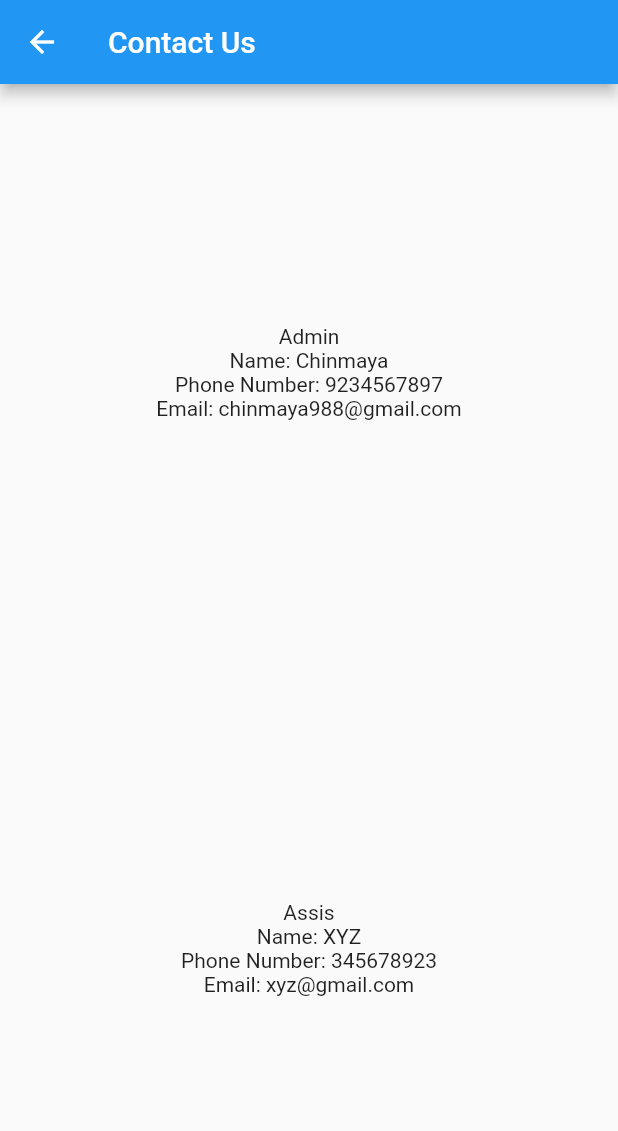
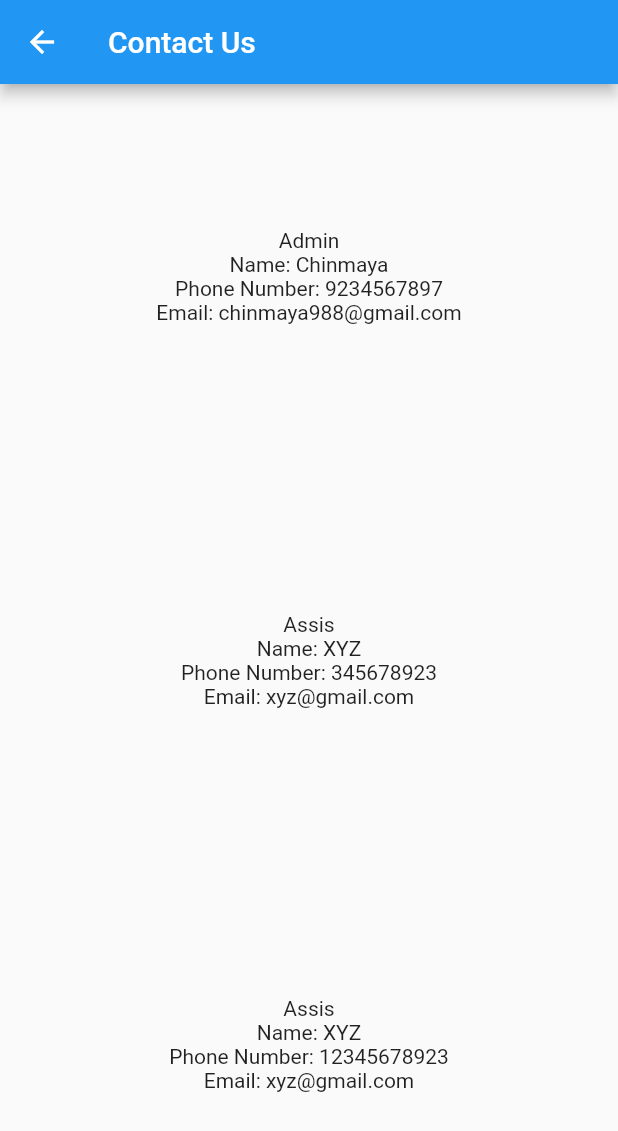
Before and after one commit to chinmaya98/Routes, a Flutter app: the screen it shows after launch, after a tap on "ContactUs", on a phone screen of 412 x 824 dp. Shown: the top 1131 px of the screen. Run offline on Flutter 3.47's test engine with Material 2 defaults, Android fonts, the phone set to English and light mode, and no system bars.

Commit message:
small changes

```diff
--- a/lib/contactus_page.dart
+++ b/lib/contactus_page.dart
@@ -24,6 +24,12 @@ class Contactus extends StatelessWidget {
                 Text("Name: XYZ"),
                 Text("Phone Number: 345678923"),
                 Text("Email: xyz@gmail.com")
+              ]),
+                            Column(children: [
+                Text("Assis"),
+                Text("Name: XYZ"),
+                Text("Phone Number: 12345678923"),
+                Text("Email: xyz@gmail.com")
               ])
             ],
           ),
--- a/lib/signin_page.dart
+++ b/lib/signin_page.dart
@@ -7,9 +7,6 @@ class LoginPage extends StatefulWidget {
 }
 
 class _State extends State<LoginPage> {
-  TextEditingController nameController = TextEditingController();
-  TextEditingController passwordController = TextEditingController();
-
   @override
   Widget build(BuildContext context) {
     return Scaffold(
@@ -40,7 +37,6 @@ class _State extends State<LoginPage> {
                   onPressed: () {
                     //forgot password screen
                   },
-                  textColor: Colors.blue,
                   child: Text('Forgot Password'),
                 ),
                 Container(
```
